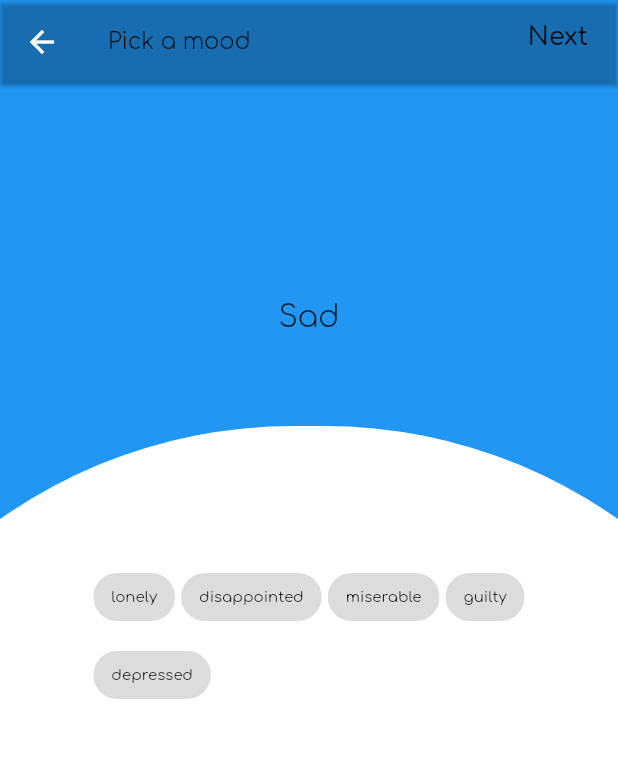
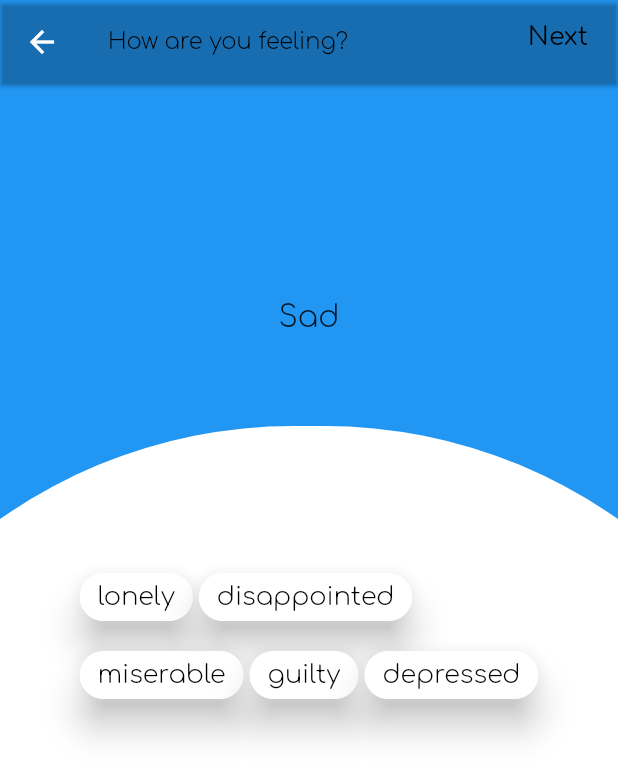
Before and after one commit to AugusteBalz/trial0125, a Flutter app: the EmotionSelectionScreen screen opened by its route, on a phone screen of 412 x 824 dp. Shown: the top 778 px of the screen. Run offline on Flutter 3.47's test engine with Material 2 defaults, Android fonts, the phone set to English and light mode, and no system bars; our stand-ins replace carousel_slider, hive, toggle_switch; accounts and stored records are empty.

Commit message:
advancing in mood seletion list x2

```diff
--- a/lib/globals/globals.dart
+++ b/lib/globals/globals.dart
@@ -92,6 +92,9 @@ TextTheme textTextTheme = const TextTheme(
 
   //for additional appbar things (as "done", "next")
   headline3: TextStyle(fontSize: 17.0, fontWeight: FontWeight.w400),
+
+  //for mood choice chips
+  headline4: TextStyle(fontSize: 17.0, fontWeight: FontWeight.w200),
 
   //for smallest emotions
   headline6: TextStyle(fontSize: 10.0, fontWeight: FontWeight.w200),
--- a/lib/models/widget_for_mood_display.dart
+++ b/lib/models/widget_for_mood_display.dart
@@ -12,7 +12,7 @@ class WidgetForMoodDisplay extends StatelessWidget {
   Widget build(BuildContext context) {
     return Container(
       color: newMood.color,
-      //Colors.deepOrangeAccent,//widget.selectEmotion.color,
+
       child: Stack(children: [
 
         Align(
@@ -45,7 +45,7 @@ class WidgetForMoodDisplay extends StatelessWidget {
               child: Container(
 
                 margin: EdgeInsets.symmetric(vertical: 150, horizontal: 50),
-                child: DisplayMultiSelection(items: newMood.moodS),
+                child: DisplayMultiSelection(items: newMood),
               ),
             ),
 
--- a/lib/widgets/mood/display_multi_selection.dart
+++ b/lib/widgets/mood/display_multi_selection.dart
@@ -1,5 +1,6 @@
 import 'package:flutter/material.dart';
 import 'package:trial0106/globals/globals.dart';
+import 'package:trial0106/models/mood_select.dart';
 import 'package:trial0106/models/moods.dart';
 import 'package:trial0106/models/one_mood.dart';
 import 'package:trial0106/widgets/mood/multi_select_chip2.dart';
@@ -7,7 +8,7 @@ import 'package:trial0106/widgets/mood/multi_select_chip2.dart';
 
 class DisplayMultiSelection extends StatefulWidget {
 
-  final List<String> items;
+  final MoodSelect items;
 
   const DisplayMultiSelection({Key? key, required this.items}) : super(key: key);
 
--- a/lib/widgets/mood/emotion_selection_screen.dart
+++ b/lib/widgets/mood/emotion_selection_screen.dart
@@ -105,7 +105,7 @@ class _EmotionSelectionScreenState extends State<EmotionSelectionScreen> {
       extendBodyBehindAppBar: true,
       appBar: AppBar(
         title:
-            Text("Pick a mood", style: Theme.of(context).textTheme.headline2),
+            Text("How are you feeling?", style: Theme.of(context).textTheme.headline2),
         backgroundColor: Colors.transparent,
 
         actions: <Widget>[
--- a/lib/widgets/mood/multi_select_chip2.dart
+++ b/lib/widgets/mood/multi_select_chip2.dart
@@ -1,6 +1,7 @@
 
 import 'package:flutter/cupertino.dart';
 import 'package:flutter/material.dart';
+import 'package:trial0106/models/mood_select.dart';
 
 /*
 taken from
@@ -8,7 +9,7 @@ https://github.com/ponnamkarthik/MultiSelectChoiceChip
  */
 
 class MultiSelectChip extends StatefulWidget {
-  final List<String> reportList;
+  final MoodSelect reportList;
   final Function(List<String>)? onSelectionChanged;
   final Function(List<String>)? onMaxSelected;
   final int? maxSelection;
@@ -26,12 +27,19 @@ class _MultiSelectChipState extends State<MultiSelectChip> {
   _buildChoiceList() {
     List<Widget> choices = [];
 
-    widget.reportList.forEach((item) {
+    widget.reportList.moodS.forEach((item) {
       choices.add(Container(
         padding: const EdgeInsets.all(2.0),
-        child: ChoiceChip(
-          label: Text(item),
+        child: FilterChip(
+          label: Text(item, style: Theme.of(context).textTheme.headline4,),
           selected: selectedChoices.contains(item),
+
+          backgroundColor: Colors.white,
+         // shape: StadiumBorder(side: BorderSide(
+          //  color: Colors.blueGrey,)),
+          selectedColor: Colors.white10,
+          selectedShadowColor: widget.reportList.color,
+          elevation: 10,
           onSelected: (selected) {
             if (selectedChoices.length == (widget.maxSelection ?? -1) &&
                 !selectedChoices.contains(item)) {
```
